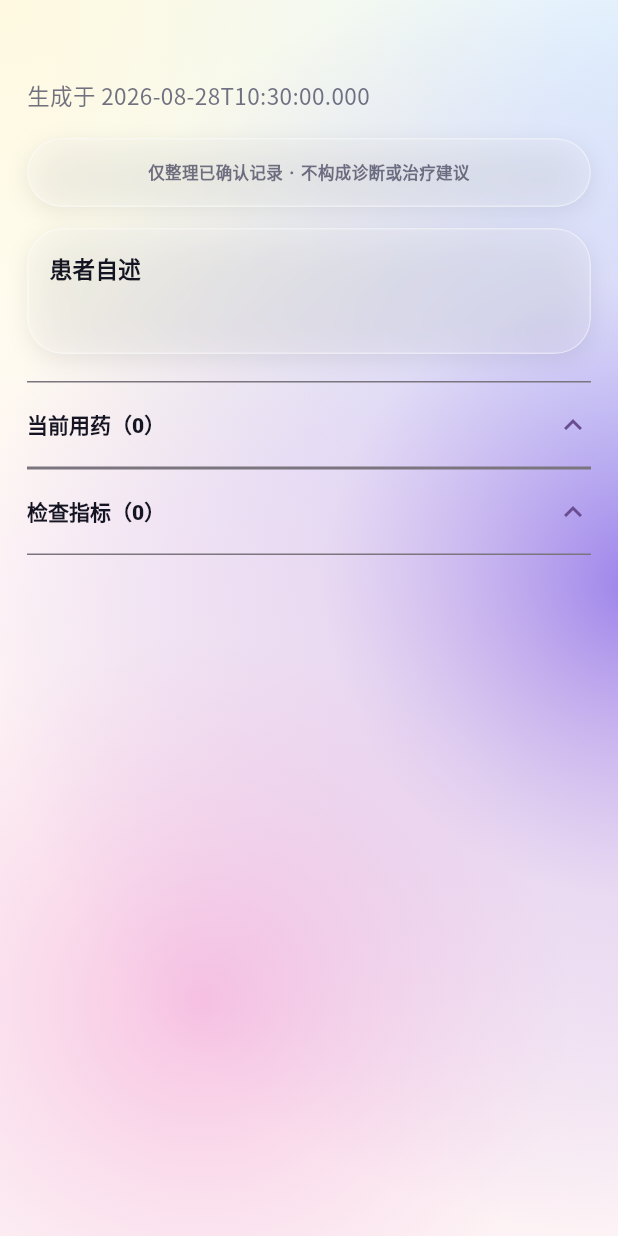
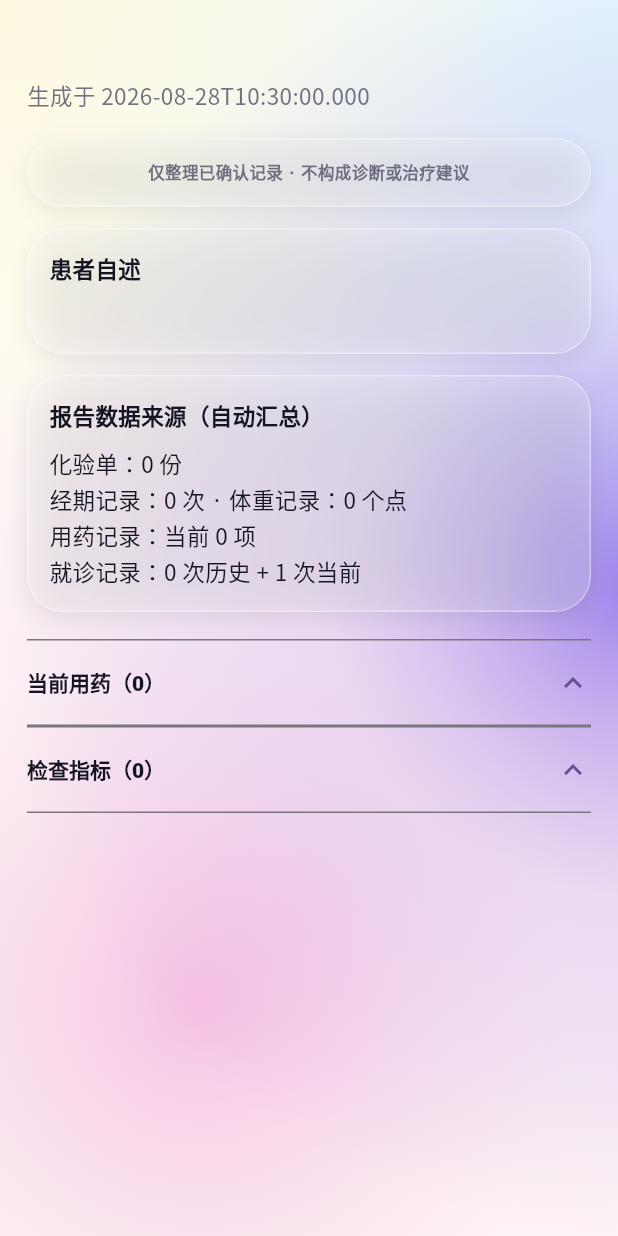
Before and after one commit to healyops-blip/PMOS-ENclaire-app, a Flutter app: the _ReportSummaryLayer widget shown alone on an empty page, opened directly with empty values, on a phone screen of 412 x 824 dp. Run offline on Flutter 3.47's test engine with Material 3 defaults, Android fonts, the phone set to English and light mode, and no system bars; our stand-ins replace dio, file_picker, fl_chart, flutter_riverpod, flutter_secure_storage, flutter_svg and 4 more; accounts and stored records are empty.

Commit message:
feat: add report data source summary

```diff
--- a/lib/features/records/records_screen.dart
+++ b/lib/features/records/records_screen.dart
@@ -1210,6 +1210,9 @@ class _ReportViewerState extends ConsumerState<ReportViewer> {
                   summary: summary,
                   medicines: medicines,
                   labs: labs,
+                  cycleCount: cycles.length,
+                  weightCount: weights.length,
+                  sourceCount: sourceGroups['报告来源']!.length,
                   medicalBoundary: (summary['disclaimers'] as List? ?? const [])
                       .join('\n'),
                 ),
@@ -1235,6 +1238,9 @@ class _ReportSummaryLayer extends StatelessWidget {
     required this.summary,
     required this.medicines,
     required this.labs,
+    required this.cycleCount,
+    required this.weightCount,
+    required this.sourceCount,
     required this.medicalBoundary,
   });
   final Map<String, dynamic> report;
@@ -1242,6 +1248,9 @@ class _ReportSummaryLayer extends StatelessWidget {
   final List<Map<String, dynamic>> medicines;
   final List<Map<String, dynamic>> labs;
   final String medicalBoundary;
+  final int cycleCount;
+  final int weightCount;
+  final int sourceCount;
 
   @override
   Widget build(BuildContext context) => ListView(
@@ -1284,6 +1293,24 @@ class _ReportSummaryLayer extends StatelessWidget {
               summary['patient_statement']?.toString() ?? '未填写',
               style: const TextStyle(height: 1.55),
             ),
+          ],
+        ),
+      ),
+      const SizedBox(height: 14),
+      PomiGlassCard(
+        padding: const EdgeInsets.all(15),
+        child: Column(
+          crossAxisAlignment: CrossAxisAlignment.start,
+          children: [
+            const Text(
+              '报告数据来源（自动汇总）',
+              style: TextStyle(fontWeight: FontWeight.w800),
+            ),
+            const SizedBox(height: 8),
+            Text('化验单：${labs.length} 份'),
+            Text('经期记录：$cycleCount 次 · 体重记录：$weightCount 个点'),
+            Text('用药记录：当前 ${medicines.length} 项'),
+            Text('就诊记录：$sourceCount 次历史 + 1 次当前'),
           ],
         ),
       ),
```
